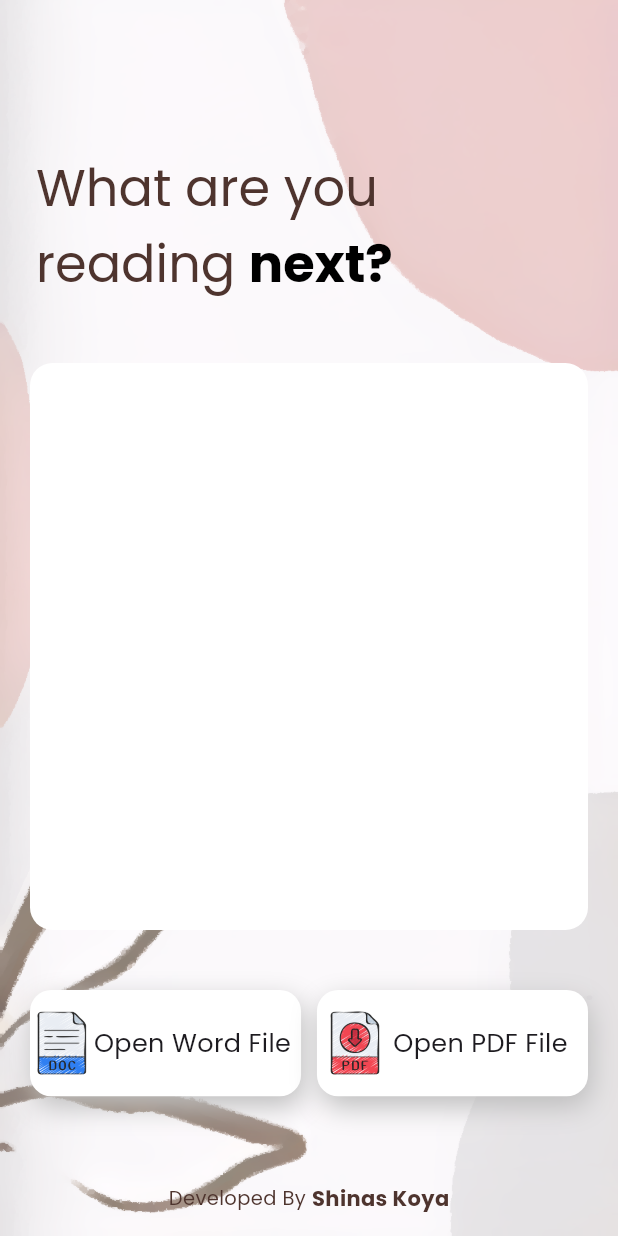
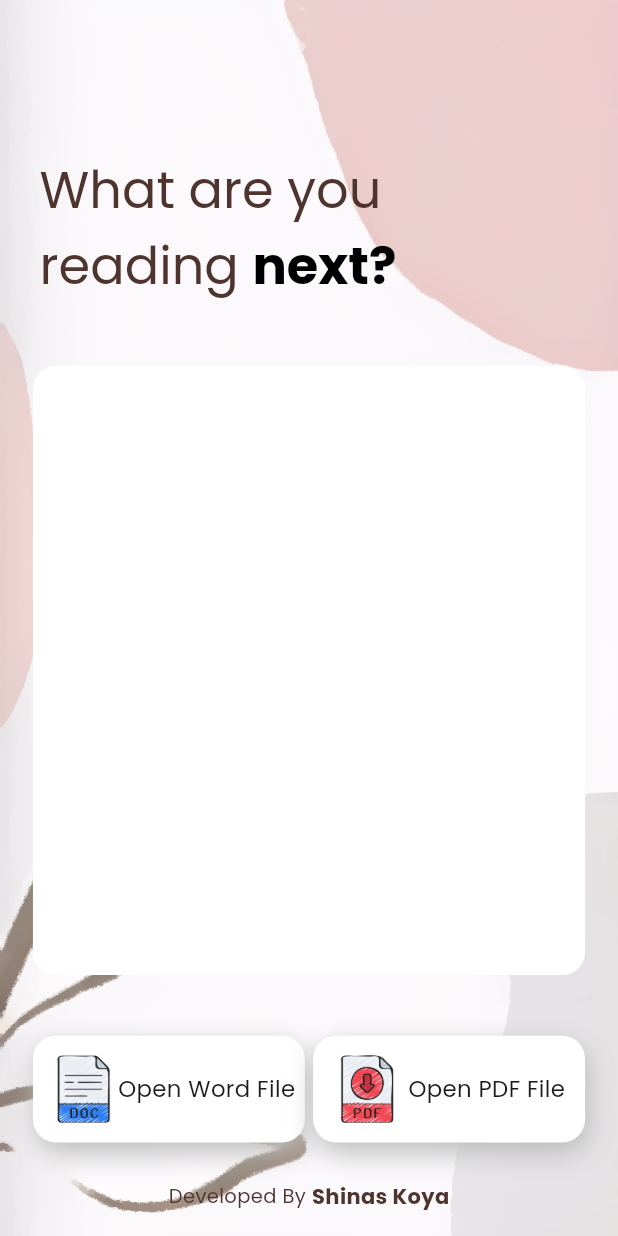
Before and after one commit to ShinasNajeerKoya/Flamingo-YourPersonalDocumentReader, a Flutter app: the screen it shows after launch, after a tap on "Start Reading", on a phone screen of 412 x 824 dp. Run offline on Flutter 3.47's test engine with Material 3 defaults, Android fonts, the phone set to English and light mode, and no system bars; our stand-ins replace file_picker, flutter_svg, get, google_fonts; missing offline and left inert: pdfx.

Commit message:
dynamic dimensions implemented

```diff
--- /dev/null
+++ b/lib/constants/size_configuration.dart
@@ -0,0 +1,35 @@
+import 'package:flutter/widgets.dart';
+
+class SizeConfig {
+  static double screenWidth = 0;
+  static double screenHeight = 0;
+  static double blockSizeHorizontal = 0;
+  static double blockSizeVertical = 0;
+
+  static double textMultiplier = 0;
+  static double imageSizeMultiplier = 0;
+  static double heightMultiplier = 0;
+
+  void init(BuildContext context) {
+    screenWidth = MediaQuery.of(context).size.width;
+    screenHeight = MediaQuery.of(context).size.height;
+    blockSizeHorizontal = screenWidth / 100;
+    blockSizeVertical = screenHeight / 100;
+
+    textMultiplier = blockSizeVertical;
+    imageSizeMultiplier = blockSizeHorizontal;
+    heightMultiplier = blockSizeVertical;
+  }
+
+  static double getProportionateScreen(double inputHeight) {
+    return (inputHeight / 812.0) * screenHeight;
+  }
+
+  static double getProportionateScreenHeight(double inputHeight) {
+    return (inputHeight / 812.0) * screenHeight;
+  }
+
+  static double getProportionateScreenWidth(double inputWidth) {
+    return (inputWidth / 375.0) * screenWidth;
+  }
+}
--- a/lib/main.dart
+++ b/lib/main.dart
@@ -16,6 +16,7 @@ class MyApp extends StatelessWidget {
       debugShowCheckedModeBanner: false,
       theme: ThemeData(primarySwatch: Colors.blue, textTheme: GoogleFonts.poppinsTextTheme()),
       home: const WelcomePage(),
+      // home: const HomeScreen(),
     );
   }
 }
--- a/lib/screens/home_screen.dart
+++ b/lib/screens/home_screen.dart
@@ -1,7 +1,7 @@
 import 'package:file_picker/file_picker.dart';
 import 'package:flemingo_pdfreader/constants/error_enum.dart';
+import 'package:flemingo_pdfreader/constants/size_configuration.dart';
 import 'package:flemingo_pdfreader/screens/pdf_screen.dart';
-import 'package:flemingo_pdfreader/utils/dimensions.dart';
 import 'package:flemingo_pdfreader/widgets/error_screen.dart';
 import 'package:flemingo_pdfreader/widgets/file_opener_button.dart';
 import 'package:flutter/material.dart';
@@ -101,10 +101,10 @@ class HomeScreenState extends State<HomeScreen> {
 
   @override
   Widget build(BuildContext context) {
-    final size = MediaQuery.of(context).size;
+    SizeConfig().init(context);
     return Scaffold(
       body: Container(
-        padding: EdgeInsets.only(bottom: Dimensions.iconSize16),
+        padding: EdgeInsets.only(bottom: SizeConfig.getProportionateScreenHeight(16)),
         width: double.infinity,
         decoration: BoxDecoration(
           image: DecorationImage(
@@ -119,9 +119,9 @@ class HomeScreenState extends State<HomeScreen> {
         child: Column(
           crossAxisAlignment: CrossAxisAlignment.start,
           children: [
-            const SizedBox(height: 100),
+            SizedBox(height: SizeConfig.getProportionateScreenHeight(100)),
             Padding(
-              padding: const EdgeInsets.symmetric(horizontal: 24),
+              padding: EdgeInsets.symmetric(horizontal: SizeConfig.getProportionateScreenWidth(24)),
               child: RichText(
                 text: TextSpan(
                   style: GoogleFonts.poppins(
@@ -142,9 +142,15 @@ class HomeScreenState extends State<HomeScreen> {
               ),
             ),
             Container(
-              padding: const EdgeInsets.symmetric(horizontal: 5, vertical: 10),
-              height: Dimensions.imageHeight400,
-              margin: const EdgeInsets.symmetric(horizontal: 20, vertical: 40),
+              padding: EdgeInsets.symmetric(
+                horizontal: SizeConfig.getProportionateScreenWidth(5),
+                vertical: SizeConfig.getProportionateScreenHeight(10),
+              ),
+              height: SizeConfig.getProportionateScreenHeight(400),
+              margin: EdgeInsets.symmetric(
+                horizontal: SizeConfig.getProportionateScreenWidth(20),
+                vertical: SizeConfig.getProportionateScreenHeight(40),
+              ),
               decoration: BoxDecoration(
                 borderRadius: BorderRadius.circular(15),
                 color: Colors.white,
@@ -182,13 +188,12 @@ class HomeScreenState extends State<HomeScreen> {
               ),
             ),
             Container(
-              width: size.width,
-              padding: const EdgeInsets.symmetric(horizontal: 20),
+              width: double.infinity,
+              padding: EdgeInsets.symmetric(horizontal: SizeConfig.getProportionateScreenWidth(20)),
               child: Row(
                 mainAxisAlignment: MainAxisAlignment.spaceBetween,
                 children: [
                   FileOpenerButton(
-                    size: size,
                     image: "assets/images/doc.png",
                     title: "Open Word File",
                     onPressed: () async {
@@ -196,7 +201,6 @@ class HomeScreenState extends State<HomeScreen> {
                     },
                   ),
                   FileOpenerButton(
-                    size: size,
                     image: "assets/images/pdf.png",
                     title: "Open PDF File",
                     onPressed: () async {
--- a/lib/screens/welcome_screen.dart
+++ b/lib/screens/welcome_screen.dart
@@ -1,36 +1,36 @@
-
+import 'package:flemingo_pdfreader/constants/size_configuration.dart';
 import 'package:flemingo_pdfreader/screens/home_screen.dart';
 import 'package:flemingo_pdfreader/utils/colors.dart';
 import 'package:flemingo_pdfreader/widgets/rounded_buttons.dart';
 import 'package:flutter/material.dart';
-
 import 'package:google_fonts/google_fonts.dart';
 
-import '../utils/dimensions.dart';
-
 class WelcomePage extends StatefulWidget {
-  const WelcomePage({super.key});
+  const WelcomePage({Key? key}) : super(key: key);
 
   @override
-  State<WelcomePage> createState() => _WelcomePageState();
+  _WelcomePageState createState() => _WelcomePageState();
 }
 
 class _WelcomePageState extends State<WelcomePage> {
+
+
   @override
   Widget build(BuildContext context) {
-
-    final height = MediaQuery.of(context).size.height;
-    final width = MediaQuery.of(context).size.width;
+    SizeConfig().init(context);
     return Scaffold(
       body: Container(
-        height: height,
-        width: width,
+        height: SizeConfig.screenHeight,
+        width: SizeConfig.screenWidth,
         decoration: const BoxDecoration(
-            image: DecorationImage(fit: BoxFit.fill, image: AssetImage("assets/images/welcome_page.png"))),
+          image: DecorationImage(
+            fit: BoxFit.fill,
+            image: AssetImage("assets/images/welcome_page.png"),
+          ),
+        ),
         child: Column(
           mainAxisAlignment: MainAxisAlignment.center,
           children: <Widget>[
-            // Expanded(child: Container()),
             RichText(
               text: TextSpan(
                 children: [
@@ -38,14 +38,14 @@ class _WelcomePageState extends State<WelcomePage> {
                     text: "flamin",
                     style: GoogleFonts.poppins(
                       color: Colors.brown.shade600,
-                      fontSize: Dimensions.font34,
+                      fontSize: SizeConfig.textMultiplier * 5,
                     ),
                   ),
                   TextSpan(
                     text: "go.",
                     style: GoogleFonts.poppins(
                       color: MyColors.brown,
-                      fontSize: Dimensions.font34,
+                      fontSize: SizeConfig.textMultiplier * 5,
                       fontWeight: FontWeight.bold,
                     ),
                   ),
@@ -53,7 +53,7 @@ class _WelcomePageState extends State<WelcomePage> {
               ),
             ),
             SizedBox(
-              width: Dimensions.width175,
+              width: SizeConfig.getProportionateScreenWidth(175), // Example for dynamic button width
               child: RoundedButton(
                 text: "Start Reading",
                 press: () {
--- a/lib/widgets/docx_to_text.dart
+++ b/lib/widgets/docx_to_text.dart
@@ -0,0 +1 @@
+// Coming Soon...
--- a/lib/widgets/file_opener_button.dart
+++ b/lib/widgets/file_opener_button.dart
@@ -1,48 +1,62 @@
-import 'package:flemingo_pdfreader/utils/dimensions.dart';
+import 'package:flemingo_pdfreader/constants/size_configuration.dart';
 import 'package:flutter/material.dart';
 
 class FileOpenerButton extends StatelessWidget {
+  final String image;
+  final String title;
+  final void Function()? onPressed;
+
   const FileOpenerButton({
     super.key,
-    required this.size,
     this.onPressed,
     required this.image,
     required this.title,
   });
 
-  final Size size;
-  final void Function()? onPressed;
-  final String image;
-  final String title;
-
   @override
   Widget build(BuildContext context) {
+    SizeConfig().init(context);
+
     return GestureDetector(
       onTap: onPressed,
       child: Container(
-          height: Dimensions.height75,
-          width: size.width / 2.28,
+        height: SizeConfig.getProportionateScreenHeight(70),
+        width: SizeConfig.getProportionateScreenWidth(180 - 15),
+        // Adjust width proportionally
+        padding: EdgeInsets.symmetric(horizontal: SizeConfig.getProportionateScreenWidth(10)),
         decoration: BoxDecoration(
-              borderRadius: BorderRadius.circular(Dimensions.radius15),
+          borderRadius: BorderRadius.circular(SizeConfig.getProportionateScreenHeight(15)),
           color: Colors.white,
-              boxShadow: [BoxShadow(offset: const Offset(2, 7), blurRadius: 15, color: Colors.grey.shade400)]),
+          boxShadow: [
+            BoxShadow(
+              offset: Offset(2, 7),
+              blurRadius: 15,
+              color: Colors.grey.shade400,
+            ),
+          ],
+        ),
         child: Row(
-            mainAxisAlignment: MainAxisAlignment.spaceEvenly,
+          mainAxisAlignment: MainAxisAlignment.spaceAround,
           children: [
             Container(
-                height: Dimensions.height45,
-                width: Dimensions.height45,
-                decoration: BoxDecoration(image: DecorationImage(image: AssetImage(image), fit: BoxFit.fill)),
+              height: SizeConfig.getProportionateScreenHeight(45),
+              width: SizeConfig.getProportionateScreenHeight(45),
+              decoration: BoxDecoration(
+                image: DecorationImage(
+                  image: AssetImage(image),
+                  fit: BoxFit.fill,
                 ),
-              Padding(
-                padding: EdgeInsets.only(right: Dimensions.width10),
-                child: Text(title,
+              ),
+            ),
+            Text(
+              title,
               style: TextStyle(
-                      fontSize: Dimensions.font18,
-                    )),
-              )
+                fontSize: SizeConfig.getProportionateScreenHeight(15),
+              ),
+            ),
           ],
-          )),
+        ),
+      ),
     );
   }
 }
--- a/lib/widgets/rounded_buttons.dart
+++ b/lib/widgets/rounded_buttons.dart
@@ -1,4 +1,4 @@
-import 'package:flemingo_pdfreader/utils/dimensions.dart';
+import 'package:flemingo_pdfreader/constants/size_configuration.dart';
 import 'package:flutter/material.dart';
 
 class RoundedButton extends StatelessWidget {
@@ -13,22 +13,35 @@ class RoundedButton extends StatelessWidget {
 
   @override
   Widget build(BuildContext context) {
+    // Initialize SizeConfig
+    SizeConfig().init(context);
+
     return GestureDetector(
       onTap: press,
       child: Container(
         alignment: Alignment.center,
-        margin: const EdgeInsets.symmetric(vertical: 16),
-        padding: EdgeInsets.symmetric(vertical: Dimensions.height15, horizontal: Dimensions.height30),
+        margin: EdgeInsets.symmetric(vertical: SizeConfig.getProportionateScreenHeight(16)),
+        padding: EdgeInsets.symmetric(
+          vertical: SizeConfig.getProportionateScreenHeight(15),
+          horizontal: SizeConfig.getProportionateScreenWidth(30),
+        ),
         decoration: BoxDecoration(
-          borderRadius: BorderRadius.circular(30),
+          borderRadius: BorderRadius.circular(SizeConfig.getProportionateScreenWidth(30)),
           color: Colors.white,
           boxShadow: [
-            BoxShadow(offset: const Offset(0, 15), blurRadius: 30, color: const Color(0xff666666).withOpacity(0.20)),
+            BoxShadow(
+              offset: const Offset(0, 15),
+              blurRadius: SizeConfig.getProportionateScreenHeight(30),
+              color: const Color(0xff666666).withOpacity(0.20),
+            ),
           ],
         ),
         child: Text(
           text.toString(),
-          style: TextStyle(fontSize: Dimensions.font15, fontWeight: FontWeight.bold),
+          style: TextStyle(
+            fontSize: SizeConfig.getProportionateScreenHeight(15),
+            fontWeight: FontWeight.bold,
+          ),
         ),
       ),
     );
```
Also changed, not shown: lib/screens/pdf_screen.dart (+5 -9 lines), lib/widgets/error_screen.dart (+28 -16 lines), 2 other files. Lines whose indentation alone changed are shown as unchanged.
